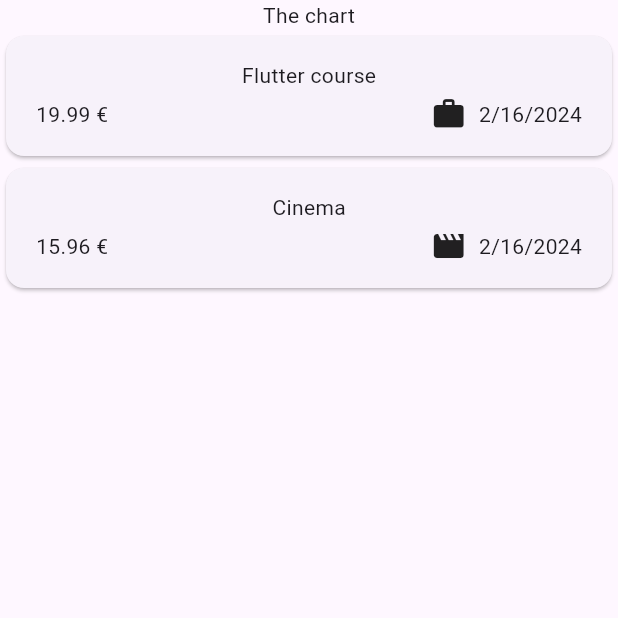
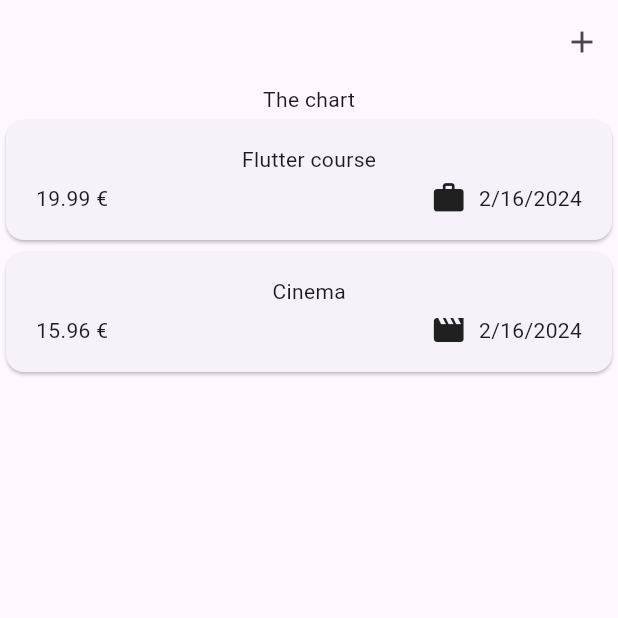
Before and after one commit to Srvictorchinea/expense_tracker, a Flutter app: the screen it shows after launch, on a phone screen of 412 x 824 dp, the top half of it. Run offline on Flutter 3.47's test engine with Material 3 defaults, Android fonts, the phone set to English and light mode, and no system bars.

Commit message:
[NEW] appbar and add expenses button

```diff
--- a/lib/widgets/expenses.dart
+++ b/lib/widgets/expenses.dart
@@ -26,9 +26,14 @@ class _ExpensesState extends State<Expenses> {
   @override
   Widget build(BuildContext context) {
     return Scaffold(
+      appBar: AppBar(
+        actions: [
+          IconButton(onPressed: () {}, icon: Icon(Icons.add)),
+        ]
+      ),
       body: Column(
         children: [
-          Text('The chart'),
+          const Text('The chart'),
           Expanded(
             child: ExpensesList(expenses: _registeredExpenses)),
         ],
```
